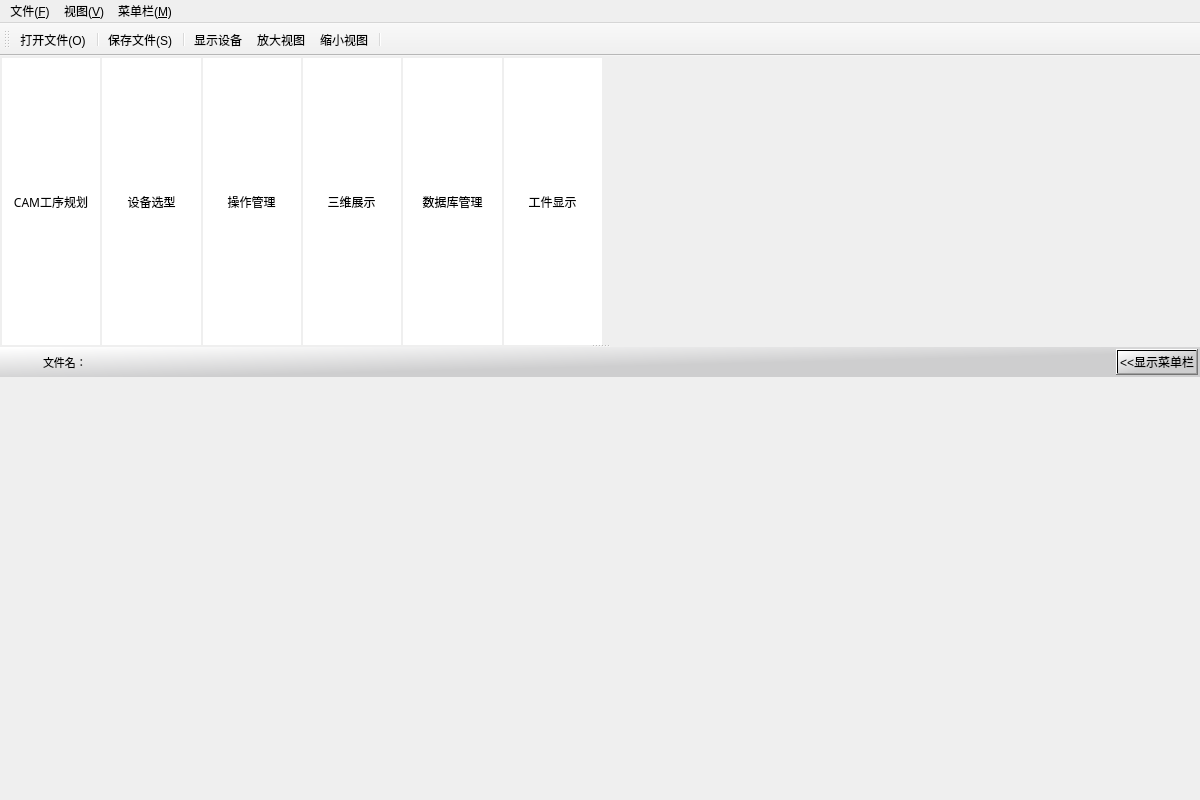
Before: the Qt Designer form mainwindow.ui in LWANG670/RobotOfflineBend, drawn with Qt 5.
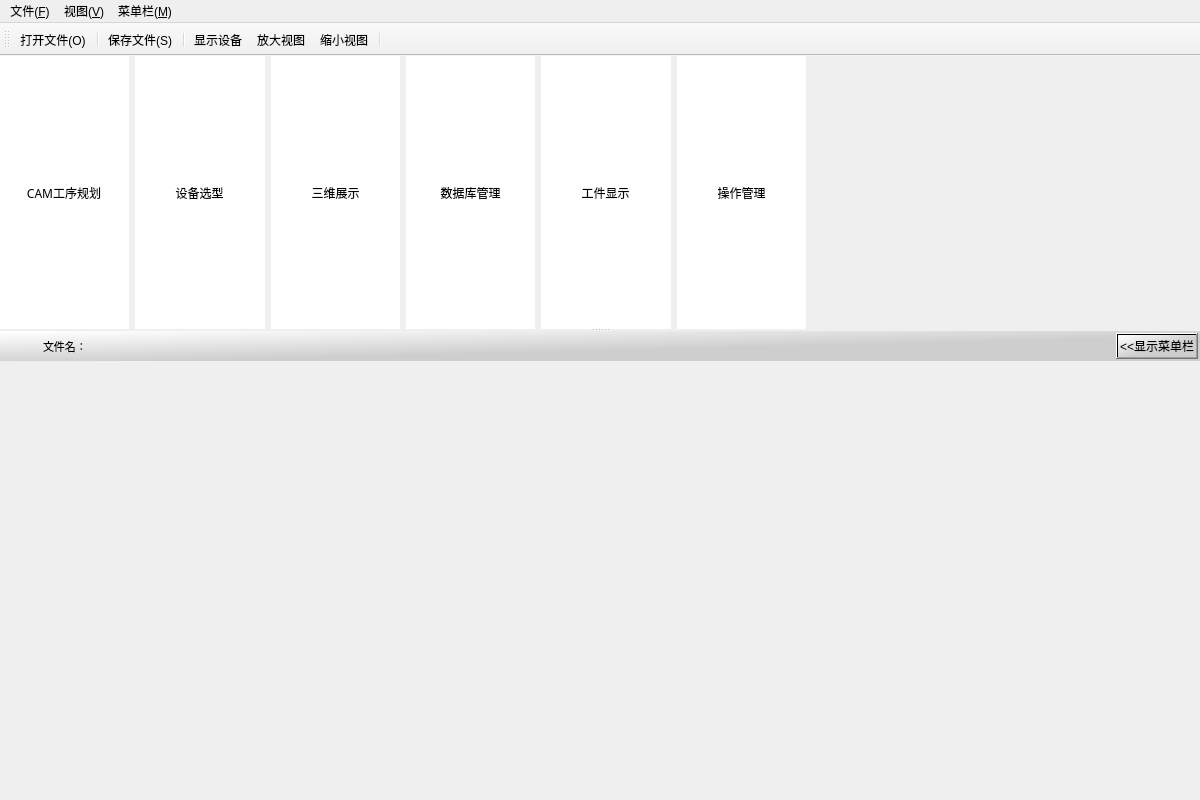
After: the same form once the commit is applied. Icons and pictures are not drawn.

What changed in the file:
```diff
--- a/mainwindow.ui
+++ b/mainwindow.ui
@@ -57,25 +57,7 @@
        <property name="styleSheet">
         <string notr="true"/>
        </property>
-       <layout class="QHBoxLayout" name="horizontalLayout" stretch="1,1,1,1,1,1,6">
-        <property name="spacing">
-         <number>2</number>
-        </property>
-        <property name="sizeConstraint">
-         <enum>QLayout::SetDefaultConstraint</enum>
-        </property>
-        <property name="leftMargin">
-         <number>2</number>
-        </property>
-        <property name="topMargin">
-         <number>2</number>
-        </property>
-        <property name="rightMargin">
-         <number>6</number>
-        </property>
-        <property name="bottomMargin">
-         <number>0</number>
-        </property>
+       <layout class="QHBoxLayout" name="horizontalLayout" stretch="1,1,1,1,1,1,3">
         <item>
          <widget class="QWidget" name="widget_3" native="true">
           <property name="styleSheet">
@@ -212,75 +194,6 @@
           </layout>
          </widget>
         </item>
-        <item>
-         <widget class="QWidget" name="widget_5" native="true">
-          <property name="styleSheet">
-           <string notr="true">background-color: rgb(255, 255, 255);
-</string>
-          </property>
-          <layout class="QHBoxLayout" name="horizontalLayout_4">
-           <property name="spacing">
-            <number>0</number>
-           </property>
-           <property name="leftMargin">
-            <number>0</number>
-           </property>
-           <property name="topMargin">
-            <number>0</number>
-           </property>
-           <property name="rightMargin">
-            <number>0</number>
-           </property>
-           <property name="bottomMargin">
-            <number>0</number>
-           </property>
-           <item>
-            <widget class="QToolButton" name="btnSetting">
-             <property name="sizePolicy">
-              <sizepolicy hsizetype="Maximum" vsizetype="Maximum">
-               <horstretch>0</horstretch>
-               <verstretch>0</verstretch>
-              </sizepolicy>
-             </property>
-             <property name="font">
-              <font>
-               <family>楷体</family>
-               <pointsize>9</pointsize>
-              </font>
-             </property>
-             <property name="contextMenuPolicy">
-              <enum>Qt::ActionsContextMenu</enum>
-             </property>
-             <property name="styleSheet">
-              <string notr="true">border:none;</string>
-             </property>
-             <property name="text">
-              <string>操作管理</string>
-             </property>
-             <property name="icon">
-              <iconset resource="resource.qrc">
-               <normaloff>:/img/Setting.ico</normaloff>:/img/Setting.ico</iconset>
-             </property>
-             <property name="iconSize">
-              <size>
-               <width>50</width>
-               <height>50</height>
-              </size>
-             </property>
-             <property name="autoRepeatDelay">
-              <number>300</number>
-             </property>
-             <property name="popupMode">
-              <enum>QToolButton::DelayedPopup</enum>
-             </property>
-             <property name="toolButtonStyle">
-              <enum>Qt::ToolButtonTextUnderIcon</enum>
-             </property>
-            </widget>
-           </item>
-          </layout>
-         </widget>
-        </item>
         <item>
          <widget class="QWidget" name="widget_6" native="true">
           <property name="styleSheet">
@@ -485,6 +398,75 @@
           </layout>
          </widget>
         </item>
+        <item>
+         <widget class="QWidget" name="widget_5" native="true">
+          <property name="styleSheet">
+           <string notr="true">background-color: rgb(255, 255, 255);
+</string>
+          </property>
+          <layout class="QHBoxLayout" name="horizontalLayout_4">
+           <property name="spacing">
+            <number>0</number>
+           </property>
+           <property name="leftMargin">
+            <number>0</number>
+           </property>
+           <property name="topMargin">
+            <number>0</number>
+           </property>
+           <property name="rightMargin">
+            <number>0</number>
+           </property>
+           <property name="bottomMargin">
+            <number>0</number>
+           </property>
+           <item>
+            <widget class="QToolButton" name="btnSetting">
+             <property name="sizePolicy">
+              <sizepolicy hsizetype="Maximum" vsizetype="Maximum">
+               <horstretch>0</horstretch>
+               <verstretch>0</verstretch>
+              </sizepolicy>
+             </property>
+             <property name="font">
+              <font>
+               <family>楷体</family>
+               <pointsize>9</pointsize>
+              </font>
+             </property>
+             <property name="contextMenuPolicy">
+              <enum>Qt::ActionsContextMenu</enum>
+             </property>
+             <property name="styleSheet">
+              <string notr="true">border:none;</string>
+             </property>
+             <property name="text">
+              <string>操作管理</string>
+             </property>
+             <property name="icon">
+              <iconset resource="resource.qrc">
+               <normaloff>:/img/Setting.ico</normaloff>:/img/Setting.ico</iconset>
+             </property>
+             <property name="iconSize">
+              <size>
+               <width>50</width>
+               <height>50</height>
+              </size>
+             </property>
+             <property name="autoRepeatDelay">
+              <number>300</number>
+             </property>
+             <property name="popupMode">
+              <enum>QToolButton::DelayedPopup</enum>
+             </property>
+             <property name="toolButtonStyle">
+              <enum>Qt::ToolButtonTextUnderIcon</enum>
+             </property>
+            </widget>
+           </item>
+          </layout>
+         </widget>
+        </item>
         <item>
          <widget class="QWidget" name="widget_9" native="true"/>
         </item>
```
